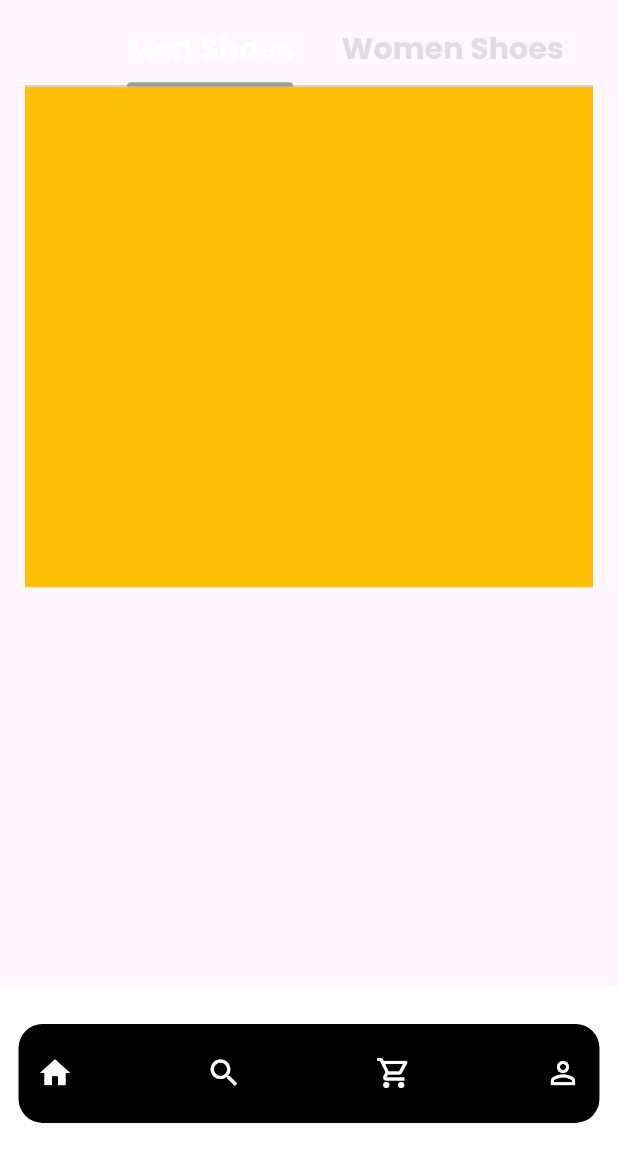
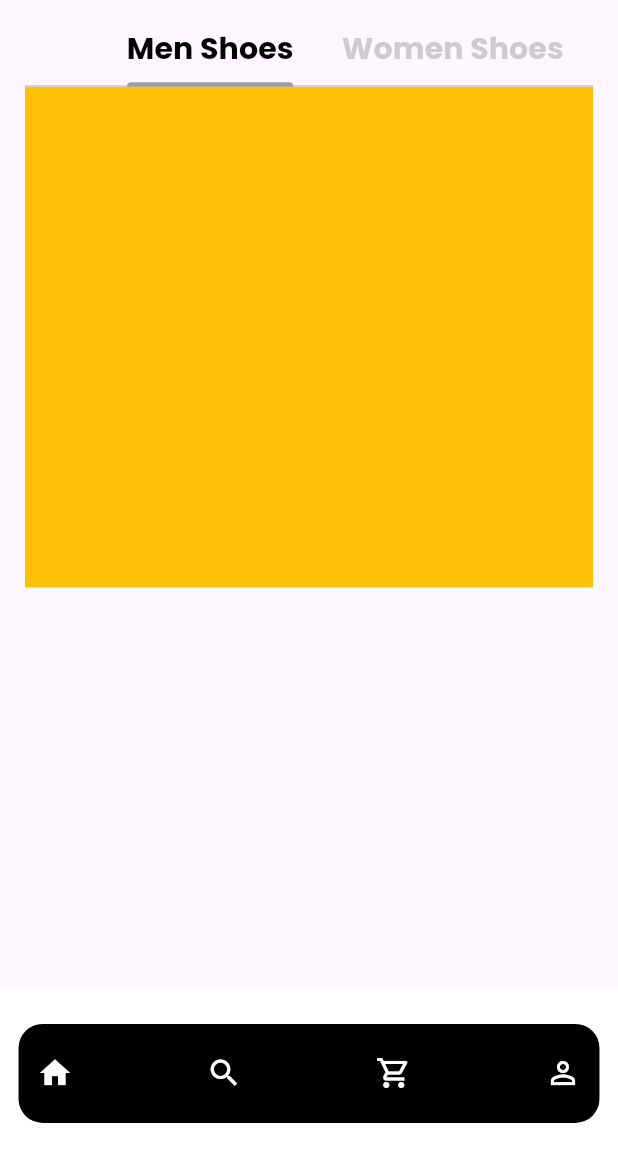
Before and after one commit to VinayaAugusthy/walkmate, a Flutter app: the screen it shows after launch, on a phone screen of 412 x 824 dp, the part 76-1236 px from its top. Run offline on Flutter 3.47's test engine with Material 2 defaults, Android fonts, the phone set to English and light mode, and no system bars; our stand-ins replace google_fonts.

Commit message:
colors file created

```diff
--- /dev/null
+++ b/lib/core/colors/colors.dart
@@ -0,0 +1,5 @@
+import 'package:flutter/material.dart';
+
+Color blackColor = Colors.black;
+Color whiteColor = Colors.white;
+Color greyColor = Colors.grey;
--- /dev/null
+++ b/lib/core/constants/constants.dart
@@ -0,0 +1,5 @@
+import 'package:flutter/material.dart';
+
+SizedBox height10 = const SizedBox(
+  height: 10,
+);
--- a/lib/views/screens/home.dart
+++ b/lib/views/screens/home.dart
@@ -1,4 +1,6 @@
 import 'package:flutter/material.dart';
+import 'package:walkmate/core/colors/colors.dart';
+import 'package:walkmate/core/constants/constants.dart';
 import 'package:walkmate/views/shared/style.dart';
 
 class HomeScreen extends StatefulWidget {
@@ -23,19 +25,17 @@ class _HomeScreenState extends State<HomeScreen> with TickerProviderStateMixin {
             children: [
               Text(
                 'WalkMate',
-                style: textStyle(24, Colors.black, FontWeight.bold),
+                style: textStyle(24, blackColor, FontWeight.bold),
               ),
-              const SizedBox(
-                height: 10,
-              ),
+              height10,
               TabBar(
                   indicatorSize: TabBarIndicatorSize.label,
-                  indicatorColor: Colors.grey,
+                  indicatorColor: greyColor,
                   controller: _tabController,
                   isScrollable: true,
-                  labelColor: Colors.white,
-                  labelStyle: textStyle(20, Colors.white, FontWeight.bold),
-                  unselectedLabelColor: Colors.grey.withOpacity(0.3),
+                  labelColor: blackColor,
+                  labelStyle: textStyle(20, whiteColor, FontWeight.bold),
+                  unselectedLabelColor: greyColor.withOpacity(0.5),
                   tabs: const [
                     Tab(
                       text: "Men Shoes",
```
